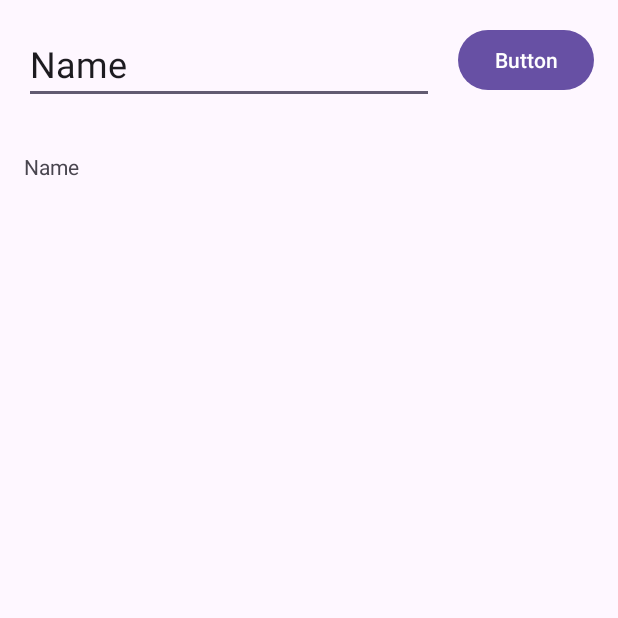
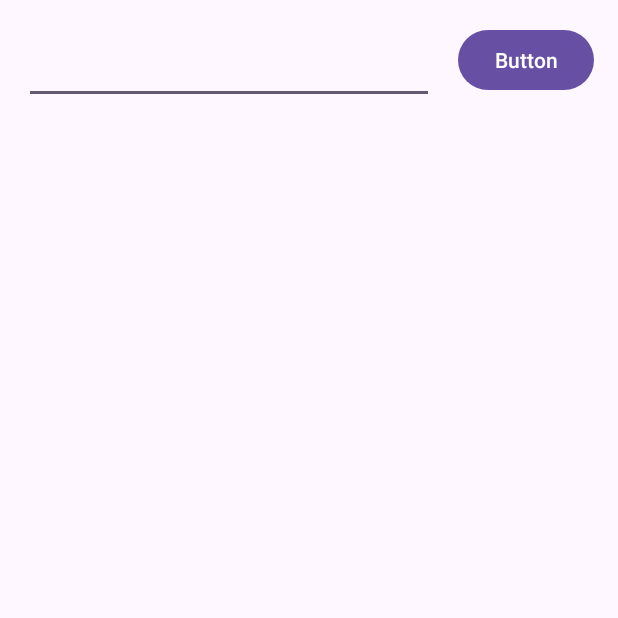
Before and after one commit to nguetcheu/ButtonClickApp, an Android app: the screen it shows after launch (MainActivity), after a tap on "Button", on a phone screen of 412 x 824 dp, the top half of it. Run offline under Robolectric (Android 15) with nearby library versions, the phone set to English and light mode, and no system bars.

Commit message:
Vidage de editText au demarra

```diff
--- a/app/src/main/java/com/example/buttonclickapp/MainActivity.java
+++ b/app/src/main/java/com/example/buttonclickapp/MainActivity.java
@@ -30,6 +30,7 @@ public class MainActivity extends AppCompatActivity {
         });
 
         userInput = (EditText) findViewById(R.id.editTextText);
+        userInput.setText("");
         Button button = (Button) findViewById(R.id.button);
         textView = (TextView) findViewById(R.id.textView);
         textView.setText("");
@@ -40,6 +41,7 @@ public class MainActivity extends AppCompatActivity {
                 String result = userInput.getText().toString();
                 result = result + "\n";
                 textView.append(result);
+                userInput.setText("");
             }
         };
         if(button != null) {
```
